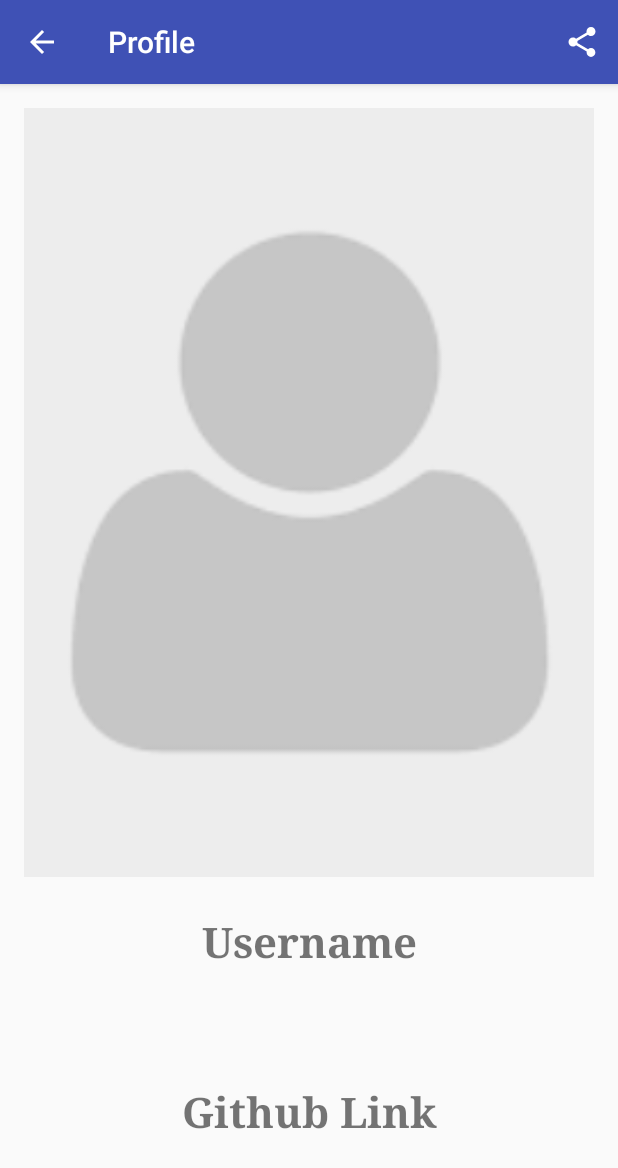
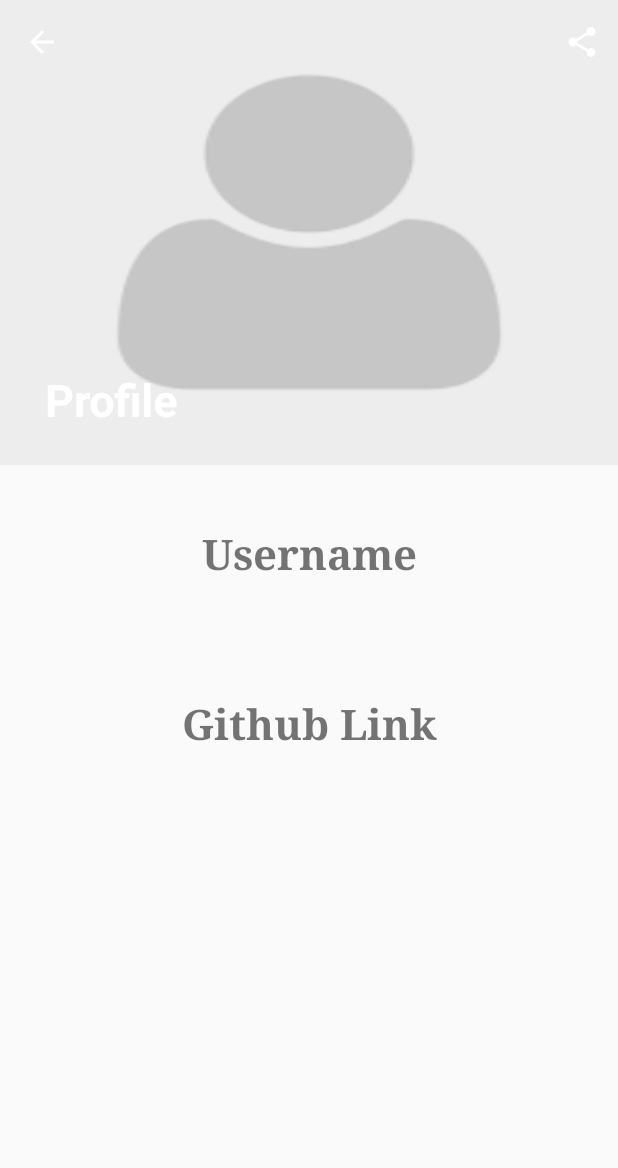
Before and after one commit to chykehyman/FindJavaDevelopers, an Android app: the DetailsActivity screen opened directly, with no data from a screen before it, on a phone screen of 412 x 824 dp. Shown: the top 1168 px of the screen. Run offline under Robolectric (Android 15) with nearby library versions, the phone set to English and light mode, and no system bars; our stand-ins replace Picasso; pictures from the network do not load.

Commit message:
chore(unit-test): write some unit test and modify layout files

```diff
--- a/app/src/main/AndroidManifest.xml
+++ b/app/src/main/AndroidManifest.xml
@@ -22,6 +22,7 @@
         <activity
             android:name=".view.DetailsActivity"
             android:label="@string/details_name"
+            android:theme="@style/ProfileTheme"
             android:parentActivityName=".view.MainActivity">
             <!-- The meta-data tag is required if you support API level 15 and lower -->
             <meta-data
--- a/app/src/main/java/com/andela/android/javadevelopers/view/DetailsActivity.java
+++ b/app/src/main/java/com/andela/android/javadevelopers/view/DetailsActivity.java
@@ -9,6 +9,7 @@ import android.view.MenuInflater;
 import android.view.MenuItem;
 import android.widget.ImageView;
 import android.widget.TextView;
+import android.support.v7.widget.Toolbar;
 
 import com.andela.android.javadevelopers.R;
 import com.squareup.picasso.Picasso;
@@ -22,6 +23,13 @@ public class DetailsActivity extends AppCompatActivity {
     protected void onCreate(Bundle savedInstanceState) {
         super.onCreate(savedInstanceState);
         setContentView(R.layout.activity_details);
+
+        final Toolbar toolbar = findViewById(R.id.toolbar);
+        setSupportActionBar(toolbar);
+        assert getSupportActionBar() != null;
+        getSupportActionBar().setDisplayHomeAsUpEnabled(true);
+        getSupportActionBar().setDisplayShowCustomEnabled(true);
+
 
         Intent intent = getIntent();
         devProfileImage = intent.getStringExtra("PROFILE_IMAGE");
--- a/app/src/main/res/layout/activity_details.xml
+++ b/app/src/main/res/layout/activity_details.xml
@@ -1,75 +1,120 @@
 <?xml version="1.0" encoding="utf-8"?>
 
-<LinearLayout
+<android.support.design.widget.CoordinatorLayout
     xmlns:android="http://schemas.android.com/apk/res/android"
+    xmlns:app="http://schemas.android.com/apk/res-auto"
     xmlns:tools="http://schemas.android.com/tools"
-    android:orientation="vertical"
+    android:layout_width="match_parent"
+    android:layout_height="match_parent"
+    tools:context=".view.DetailsActivity">
+
+    <android.support.design.widget.AppBarLayout
+        android:id="@+id/appbar"
+        android:layout_width="match_parent"
+        android:layout_height="310dp"
+        android:fitsSystemWindows="true">
+
+        <android.support.design.widget.CollapsingToolbarLayout
+            android:id="@+id/collapsingbar"
+            android:layout_width="match_parent"
+            android:layout_height="match_parent"
+            android:fitsSystemWindows="true"
+            app:contentScrim="@color/colorPrimary"
+            app:collapsedTitleTextAppearance="@style/CollapsedAppBar"
+            app:expandedTitleTextAppearance="@style/ExpandedAppBar"
+            app:expandedTitleMarginStart="30dp"
+            app:layout_scrollFlags="scroll|exitUntilCollapsed|snap"
+            app:title="Profile">
+
+            <ImageView
+                android:id="@+id/profile_image_header"
+                android:layout_width="match_parent"
+                android:layout_height="match_parent"
+                android:contentDescription="@string/profile_image_description"
+                android:fitsSystemWindows="true"
+                android:scaleType="fitXY"
+                app:layout_collapseMode="parallax"
+                app:layout_collapseParallaxMultiplier="0.75"
+                tools:src="@drawable/no_profile" />
+
+            <android.support.v7.widget.Toolbar
+                android:id="@+id/toolbar"
+                android:layout_width="match_parent"
+                android:layout_height="?attr/actionBarSize"
+                app:layout_collapseMode="pin"/>
+
+        </android.support.design.widget.CollapsingToolbarLayout>
+
+    </android.support.design.widget.AppBarLayout>
+
+    <android.support.v4.widget.NestedScrollView
+        android:layout_width="match_parent"
+        android:layout_height="match_parent"
+        app:layout_behavior="@string/appbar_scrolling_view_behavior">
+
+
+        <android.support.constraint.ConstraintLayout
             android:layout_width="match_parent"
             android:layout_height="match_parent"
             android:layout_margin="16dp">
 
-    <ImageView
+            <TextView
+                android:id="@+id/header_username"
                 android:layout_width="match_parent"
-        android:layout_height="0dp"
-        android:layout_weight="1"
-        tools:src="@drawable/no_profile"
-        android:fitsSystemWindows="true"
-        android:id="@+id/profile_image_header"
-        android:scaleType="centerCrop"
-        android:contentDescription="@string/profile_image_description"
-    />
+                android:layout_height="wrap_content"
+                android:layout_marginTop="24dp"
+                android:fontFamily="serif"
+                android:text="@string/username_text"
+                android:textAlignment="center"
+                android:textSize="28sp"
+                android:textStyle="bold"
+                app:layout_constraintTop_toTopOf="parent"/>
 
             <TextView
+                android:id="@+id/username"
                 android:layout_width="match_parent"
                 android:layout_height="wrap_content"
-        android:id="@+id/header_username"
-        android:textAlignment="center"
-        android:text="@string/username_text"
-        android:textSize="28sp"
-        android:textStyle="bold"
-        android:layout_marginTop="24dp"
-        android:fontFamily="serif"
-    />
-
-    <TextView
-        android:layout_width="match_parent"
-        android:layout_height="wrap_content"
-        android:id="@+id/username"
                 android:layout_marginLeft="16dp"
                 android:layout_marginRight="16dp"
                 android:layout_marginTop="8dp"
+                android:fontFamily="cursive"
+                android:textAlignment="center"
+                android:textSize="38sp"
+                android:textStyle="bold"
                 tools:text="@string/username"
-        android:textSize="38sp"
-        android:textAlignment="center"
-        android:fontFamily="cursive"
-        android:textStyle="bold"
-    />
+                app:layout_constraintTop_toBottomOf="@id/header_username"/>
 
             <TextView
+                android:id="@+id/github_text"
                 android:layout_width="match_parent"
                 android:layout_height="wrap_content"
+                android:layout_marginTop="20dp"
+                android:fontFamily="serif"
+                android:text="@string/github_url_text"
                 android:textAlignment="center"
-        android:text="@string/github_url_text"
                 android:textSize="28sp"
                 android:textStyle="bold"
-        android:layout_marginTop="20dp"
-        android:fontFamily="serif"
-    />
+                app:layout_constraintTop_toBottomOf="@id/username"/>
 
             <TextView
+                android:id="@+id/github_url"
                 android:layout_width="match_parent"
                 android:layout_height="wrap_content"
-        android:id="@+id/github_url"
+                android:layout_marginBottom="16dp"
                 android:layout_marginLeft="16dp"
                 android:layout_marginRight="16dp"
                 android:layout_marginTop="8dp"
-        android:layout_marginBottom="16dp"
+                android:autoLink="web"
+                android:fontFamily="serif"
                 android:textAlignment="center"
+                android:textColor="@color/colorPrimary"
+                android:textColorLink="@color/colorPrimary"
                 android:textSize="18sp"
                 tools:text="@string/github_url"
-        android:textColor="@color/colorPrimary"
-        android:fontFamily="serif"
-        android:autoLink="web"
-        android:textColorLink="@color/colorPrimary"
-    />
-</LinearLayout>
+                app:layout_constraintTop_toBottomOf="@id/github_text"/>
+
+        </android.support.constraint.ConstraintLayout>
+
+    </android.support.v4.widget.NestedScrollView>
+
+</android.support.design.widget.CoordinatorLayout>
--- a/app/src/main/res/layout/user_row.xml
+++ b/app/src/main/res/layout/user_row.xml
@@ -42,7 +42,6 @@
             android:gravity="center_horizontal"
             android:layout_marginTop="8dp"
             android:paddingBottom="16dp"
-
             app:layout_constraintTop_toBottomOf="@+id/profile_image" />
 
 
--- a/app/src/main/res/values/styles.xml
+++ b/app/src/main/res/values/styles.xml
@@ -8,4 +8,27 @@
         <item name="colorAccent">@color/colorAccent</item>
     </style>
 
+    <!-- Profile page theme. -->
+    <style name="ProfileTheme" parent="Theme.AppCompat.Light.NoActionBar">
+        <!-- Customize your theme here. -->
+        <item name="colorPrimary">@color/colorPrimary</item>
+        <item name="colorPrimaryDark">@color/colorPrimaryDark</item>
+        <item name="colorAccent">@color/colorAccent</item>
+        <item name="android:textColorPrimary">@android:color/white</item>
+        <item name="android:textColorSecondary">@android:color/white</item>
+        <!--<item name="colorControlNormal">@android:color/white</item>-->
+        <!--<item name="actionMenuTextColor">@android:color/white</item>-->
+    </style>
+
+    <style name="CollapsedAppBar" parent="">
+        <item name="android:textSize">24sp</item>
+        <item name="android:textColor">@android:color/white</item>
+        <item name="android:textStyle">normal</item>
+    </style>
+
+    <style name="ExpandedAppBar" parent="">
+        <item name="android:textSize">30sp</item>
+        <item name="android:textColor">@android:color/white</item>
+        <item name="android:textStyle">bold</item>
+    </style>
 </resources>
```
Also changed, not shown: app/build.gradle (+8 -0 lines), 3 other files. Lines whose indentation alone changed are shown as unchanged.
